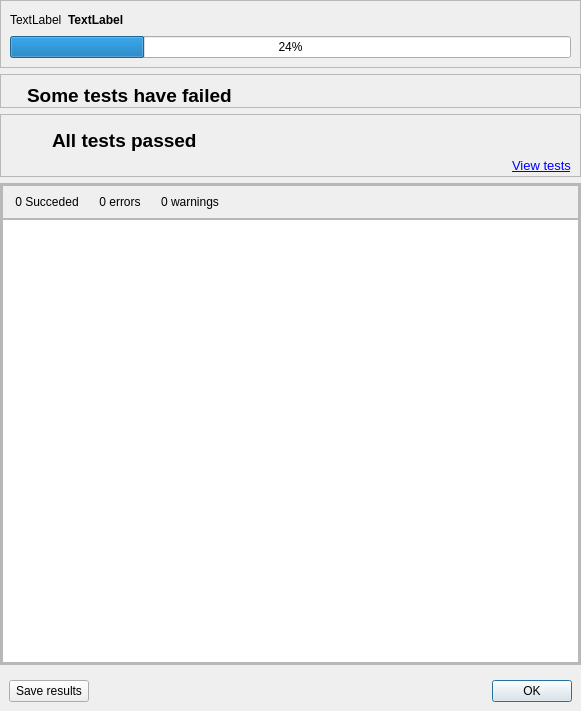
Above: starviewer/src/core/qdiagnosistestbase.ui from starviewer-medical/starviewer before the change. Below: the same form after it.
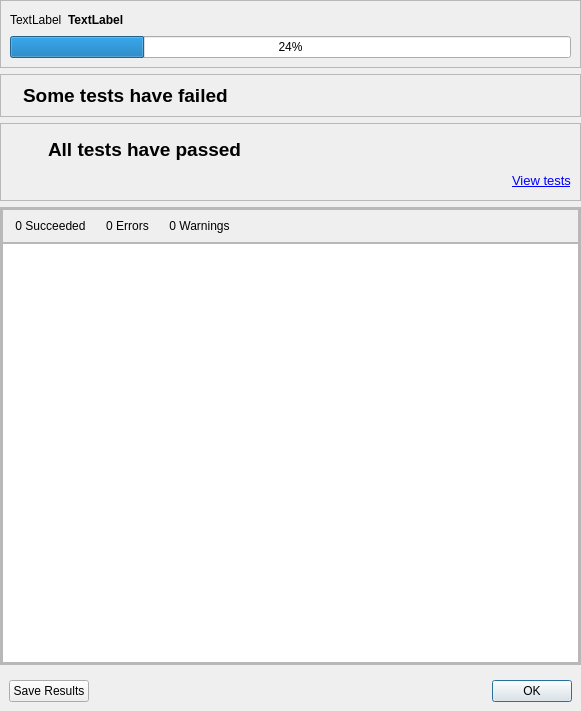
That is the form after the change. Icons and pictures are not drawn.

Commit message: ENH: Es fan algunes modificacions en els textos de l'interfície.

Patch:
```diff
--- a/starviewer/src/core/qdiagnosistestbase.ui
+++ b/starviewer/src/core/qdiagnosistestbase.ui
@@ -96,24 +96,9 @@
      <property name="frameShadow">
       <enum>QFrame::Raised</enum>
      </property>
-     <layout class="QGridLayout" name="gridLayout_3">
-      <property name="leftMargin">
-       <number>9</number>
-      </property>
-      <property name="topMargin">
-       <number>9</number>
-      </property>
-      <property name="rightMargin">
-       <number>9</number>
-      </property>
-      <property name="bottomMargin">
-       <number>0</number>
-      </property>
-      <property name="spacing">
-       <number>0</number>
-      </property>
-      <item row="0" column="0">
-       <layout class="QHBoxLayout" name="horizontalLayout_4">
+     <layout class="QVBoxLayout" name="verticalLayout">
+      <item>
+       <layout class="QHBoxLayout" name="horizontalLayout_2">
         <item>
          <widget class="QLabel" name="label_3">
           <property name="minimumSize">
@@ -140,23 +125,7 @@
          </widget>
         </item>
         <item>
-         <spacer name="horizontalSpacer_7">
-          <property name="orientation">
-           <enum>Qt::Horizontal</enum>
-          </property>
-          <property name="sizeType">
-           <enum>QSizePolicy::Fixed</enum>
-          </property>
-          <property name="sizeHint" stdset="0">
-           <size>
-            <width>10</width>
-            <height>20</height>
-           </size>
-          </property>
-         </spacer>
-        </item>
-        <item>
-         <widget class="QLabel" name="label_4">
+         <widget class="QLabel" name="label_6">
           <property name="font">
            <font>
             <pointsize>14</pointsize>
@@ -165,13 +134,26 @@
            </font>
           </property>
           <property name="text">
-           <string>All tests passed</string>
+           <string>All tests have passed</string>
           </property>
          </widget>
         </item>
+        <item>
+         <spacer name="horizontalSpacer_4">
+          <property name="orientation">
+           <enum>Qt::Horizontal</enum>
+          </property>
+          <property name="sizeHint" stdset="0">
+           <size>
+            <width>40</width>
+            <height>20</height>
+           </size>
+          </property>
+         </spacer>
+        </item>
        </layout>
       </item>
-      <item row="1" column="0">
+      <item>
        <layout class="QHBoxLayout" name="horizontalLayout_5">
         <property name="topMargin">
          <number>0</number>
@@ -273,7 +255,7 @@
            </attribute>
            <column>
             <property name="text">
-             <string>Test description</string>
+             <string>Test Description</string>
             </property>
            </column>
           </widget>
@@ -330,7 +312,7 @@
                </size>
               </property>
               <property name="text">
-               <string>0 errors</string>
+               <string>0 Errors</string>
               </property>
               <property name="icon">
                <iconset resource="../main/main.qrc">
@@ -375,7 +357,7 @@
                </size>
               </property>
               <property name="text">
-               <string>0 warnings</string>
+               <string>0 Warnings</string>
               </property>
               <property name="icon">
                <iconset resource="../main/main.qrc">
@@ -401,7 +383,7 @@
                </size>
               </property>
               <property name="text">
-               <string>0 Succeded</string>
+               <string>0 Succeeded</string>
               </property>
               <property name="icon">
                <iconset resource="../main/main.qrc">
@@ -465,7 +447,7 @@
       <item row="0" column="0">
        <widget class="QPushButton" name="m_saveResultsButton">
         <property name="text">
-         <string>Save results</string>
+         <string>Save Results</string>
         </property>
         <property name="icon">
          <iconset resource="../main/main.qrc">
@@ -484,31 +466,10 @@
      <property name="frameShadow">
       <enum>QFrame::Raised</enum>
      </property>
-     <layout class="QGridLayout" name="gridLayout_8">
-      <property name="topMargin">
-       <number>9</number>
-      </property>
-      <property name="bottomMargin">
-       <number>0</number>
-      </property>
-      <property name="spacing">
-       <number>0</number>
-      </property>
-      <item row="0" column="2">
-       <widget class="QLabel" name="label_5">
-        <property name="font">
-         <font>
-          <pointsize>14</pointsize>
-          <weight>75</weight>
-          <bold>true</bold>
-         </font>
-        </property>
-        <property name="text">
-         <string>Some tests have failed</string>
-        </property>
-       </widget>
-      </item>
-      <item row="0" column="0">
+     <layout class="QHBoxLayout" name="horizontalLayout_4">
+      <item>
+       <layout class="QHBoxLayout" name="horizontalLayout_3">
+        <item>
        <widget class="QLabel" name="label">
         <property name="text">
          <string/>
@@ -521,7 +482,21 @@
         </property>
        </widget>
       </item>
-      <item row="0" column="3">
+        <item>
+         <widget class="QLabel" name="label_5">
+          <property name="font">
+           <font>
+            <pointsize>14</pointsize>
+            <weight>75</weight>
+            <bold>true</bold>
+           </font>
+          </property>
+          <property name="text">
+           <string>Some tests have failed</string>
+          </property>
+         </widget>
+        </item>
+        <item>
        <spacer name="horizontalSpacer_2">
         <property name="orientation">
          <enum>Qt::Horizontal</enum>
@@ -534,21 +509,7 @@
         </property>
        </spacer>
       </item>
-      <item row="0" column="1">
-       <spacer name="horizontalSpacer_9">
-        <property name="orientation">
-         <enum>Qt::Horizontal</enum>
-        </property>
-        <property name="sizeType">
-         <enum>QSizePolicy::Fixed</enum>
-        </property>
-        <property name="sizeHint" stdset="0">
-         <size>
-          <width>10</width>
-          <height>20</height>
-         </size>
-        </property>
-       </spacer>
+       </layout>
       </item>
      </layout>
     </widget>
```
Left out of the diff: 2 changed lines with no effect on the pictures. Lines whose indentation alone changed are shown as unchanged. The commit also changes 1 other file.
